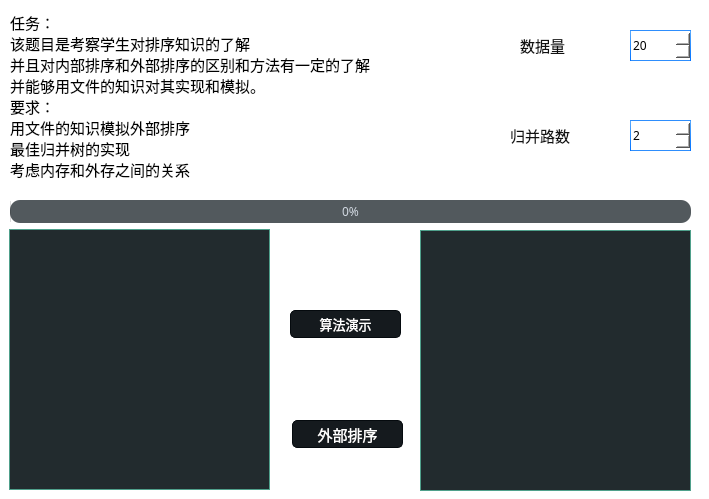
Above: mainwindow.ui from ggssh/ExternSort before the change. Below: the same form after it.
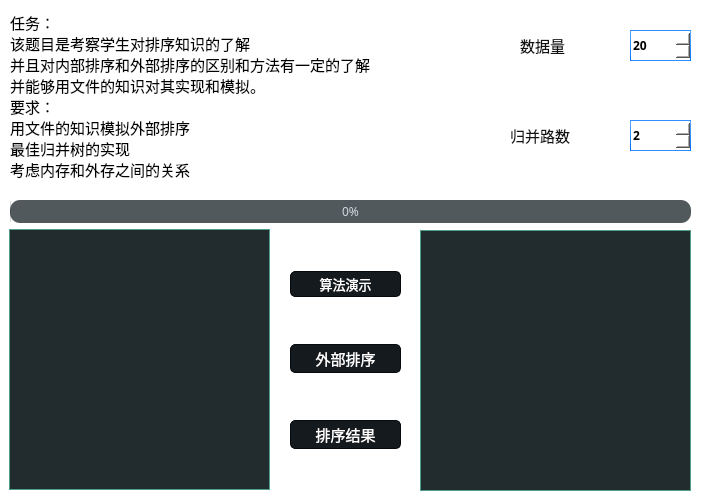
That is the form after the change.

Commit message: 在算法展示部分增加textbrowser

```diff
--- a/mainwindow.ui
+++ b/mainwindow.ui
@@ -17,34 +17,6 @@
    <string notr="true">background-color: rgb(255, 255, 255);</string>
   </property>
   <widget class="QWidget" name="centralwidget">
-   <widget class="QPushButton" name="buttonperform">
-    <property name="geometry">
-     <rect>
-      <x>290</x>
-      <y>310</y>
-      <width>111</width>
-      <height>28</height>
-     </rect>
-    </property>
-    <property name="font">
-     <font>
-      <family>幼圆</family>
-      <pointsize>10</pointsize>
-     </font>
-    </property>
-    <property name="styleSheet">
-     <string notr="true">border-style: solid;
-	border-color: #050a0e;
-	border-width: 1px;
-	border-radius: 5px;
-	color: #FFFFFF;
-	padding: 2px;
-	background-color: #151a1e;</string>
-    </property>
-    <property name="text">
-     <string>算法演示</string>
-    </property>
-   </widget>
    <widget class="QTextBrowser" name="textBrowser">
     <property name="geometry">
      <rect>
@@ -127,34 +99,6 @@
      <bool>true</bool>
     </property>
    </widget>
-   <widget class="QPushButton" name="buttonsort">
-    <property name="geometry">
-     <rect>
-      <x>292</x>
-      <y>420</y>
-      <width>111</width>
-      <height>28</height>
-     </rect>
-    </property>
-    <property name="font">
-     <font>
-      <family>幼圆</family>
-      <pointsize>11</pointsize>
-     </font>
-    </property>
-    <property name="styleSheet">
-     <string notr="true">border-style: solid;
-	border-color: #050a0e;
-	border-width: 1px;
-	border-radius: 5px;
-	color: #FFFFFF;
-	padding: 2px;
-	background-color: #151a1e;</string>
-    </property>
-    <property name="text">
-     <string>外部排序</string>
-    </property>
-   </widget>
    <widget class="QSpinBox" name="spinBox1">
     <property name="geometry">
      <rect>
@@ -167,6 +111,8 @@
     <property name="font">
      <font>
       <family>JetBrains Mono</family>
+      <weight>75</weight>
+      <bold>true</bold>
      </font>
     </property>
     <property name="styleSheet">
@@ -196,6 +142,8 @@
     <property name="font">
      <font>
       <family>JetBrains Mono</family>
+      <weight>75</weight>
+      <bold>true</bold>
      </font>
     </property>
     <property name="styleSheet">
@@ -277,6 +225,87 @@
 	color: #d3dae3;</string>
     </property>
    </widget>
+   <widget class="QWidget" name="layoutWidget">
+    <property name="geometry">
+     <rect>
+      <x>290</x>
+      <y>230</y>
+      <width>111</width>
+      <height>261</height>
+     </rect>
+    </property>
+    <layout class="QVBoxLayout" name="verticalLayout">
+     <item>
+      <widget class="QPushButton" name="buttonperform">
+       <property name="font">
+        <font>
+         <family>幼圆</family>
+         <pointsize>10</pointsize>
+        </font>
+       </property>
+       <property name="styleSheet">
+        <string notr="true">border-style: solid;
+	border-color: #050a0e;
+	border-width: 1px;
+	border-radius: 5px;
+	color: #FFFFFF;
+	padding: 2px;
+	background-color: #151a1e;</string>
+       </property>
+       <property name="text">
+        <string>算法演示</string>
+       </property>
+      </widget>
+     </item>
+     <item>
+      <widget class="QPushButton" name="buttonsort">
+       <property name="font">
+        <font>
+         <family>幼圆</family>
+         <pointsize>11</pointsize>
+        </font>
+       </property>
+       <property name="styleSheet">
+        <string notr="true">border-style: solid;
+	border-color: #050a0e;
+	border-width: 1px;
+	border-radius: 5px;
+	color: #FFFFFF;
+	padding: 2px;
+	background-color: #151a1e;</string>
+       </property>
+       <property name="text">
+        <string>外部排序</string>
+       </property>
+      </widget>
+     </item>
+     <item>
+      <widget class="QPushButton" name="buttondisplay">
+       <property name="font">
+        <font>
+         <family>幼圆</family>
+         <pointsize>11</pointsize>
+        </font>
+       </property>
+       <property name="styleSheet">
+        <string notr="true">border-style: solid;
+	border-color: #050a0e;
+	border-width: 1px;
+	border-radius: 5px;
+	color: #FFFFFF;
+	padding: 2px;
+	background-color: #151a1e;</string>
+       </property>
+       <property name="text">
+        <string>排序结果</string>
+       </property>
+       <property name="default">
+        <bool>false</bool>
+       </property>
+      </widget>
+     </item>
+    </layout>
+   </widget>
   </widget>
  </widget>
  <resources/>
```
Left out of the diff: 15 changed lines with no effect on the pictures. The commit also changes 9 other files.
